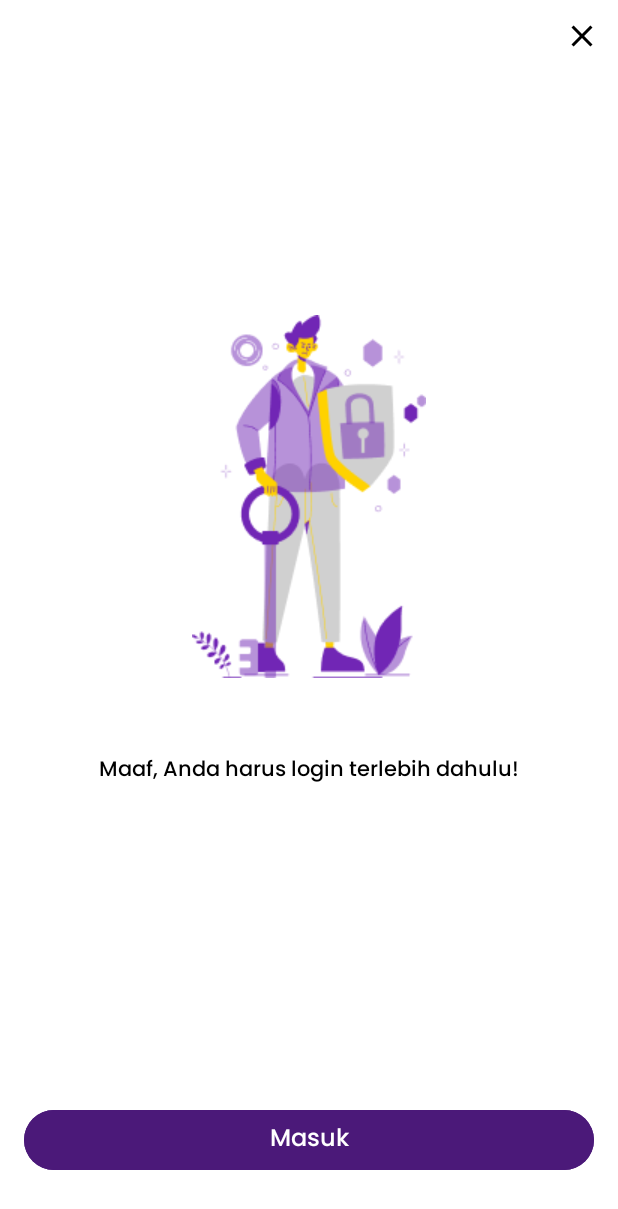
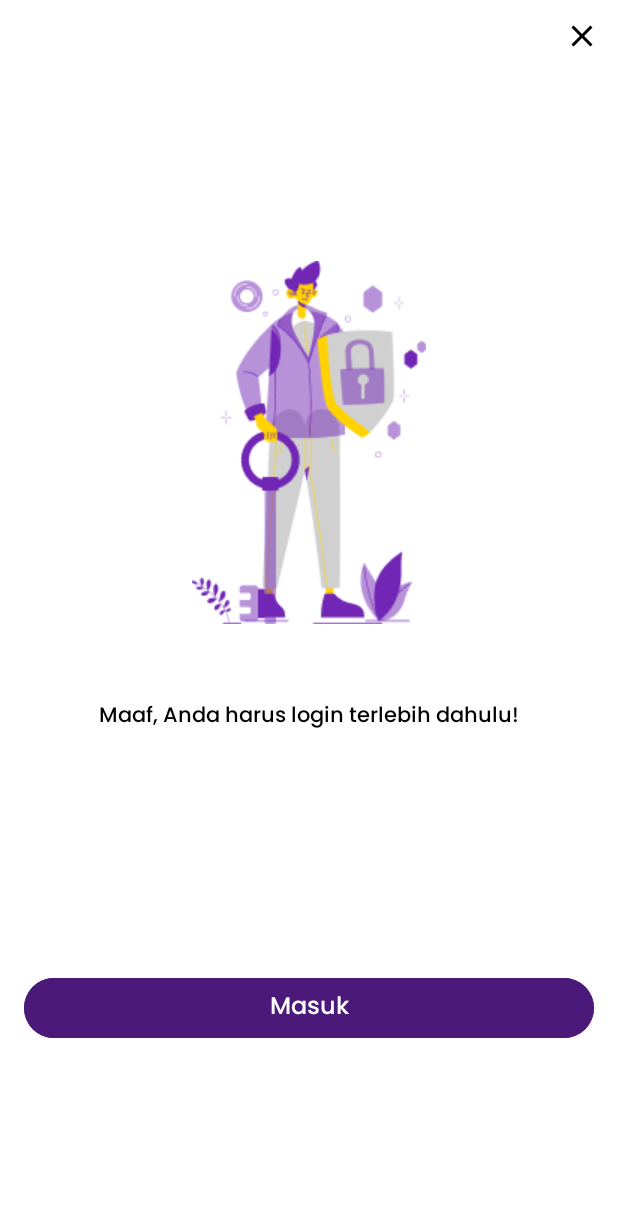
Before and after one commit to C1-Bisa/C1-AND, an Android app: the layout dialog_alert_checkout_non_login.xml on its own in the app's theme, with its tools: preview values and no code run, on a phone screen of 412 x 824 dp. Shown: the top 1209 px of the screen. Run offline under Robolectric (Android 15) with nearby library versions, the light colour scheme and no system bars.

Commit message:
modify dialog checkout non login

```diff
--- a/app/src/main/res/layout/dialog_alert_checkout_non_login.xml
+++ b/app/src/main/res/layout/dialog_alert_checkout_non_login.xml
@@ -17,11 +17,13 @@
         app:tint="@color/NEUTRAL05" />
 
     <LinearLayout
+        android:id="@+id/layoutInfo"
         android:layout_width="wrap_content"
         android:layout_height="wrap_content"
         android:orientation="vertical"
         android:gravity="center"
-        app:layout_constraintTop_toTopOf="parent"
+        android:layout_marginTop="40dp"
+        app:layout_constraintTop_toBottomOf="@id/btnClose"
         app:layout_constraintStart_toStartOf="parent"
         app:layout_constraintEnd_toEndOf="parent"
         app:layout_constraintBottom_toTopOf="@id/btnLogin">
@@ -52,12 +54,13 @@
         android:textSize="16sp"
         android:textAlignment="center"
         android:textColor="@color/NEUTRAL01"
-        android:layout_marginBottom="40dp"
+        android:layout_marginBottom="30dp"
         android:layout_marginTop="60dp"
         android:layout_marginStart="16dp"
         android:layout_marginEnd="16dp"
         style="@style/Btn"
         android:backgroundTint="@color/DARKBLUE05"
+        app:layout_constraintTop_toBottomOf="@id/layoutInfo"
         app:layout_constraintBottom_toBottomOf="parent"/>
 
 </androidx.constraintlayout.widget.ConstraintLayout>
```
